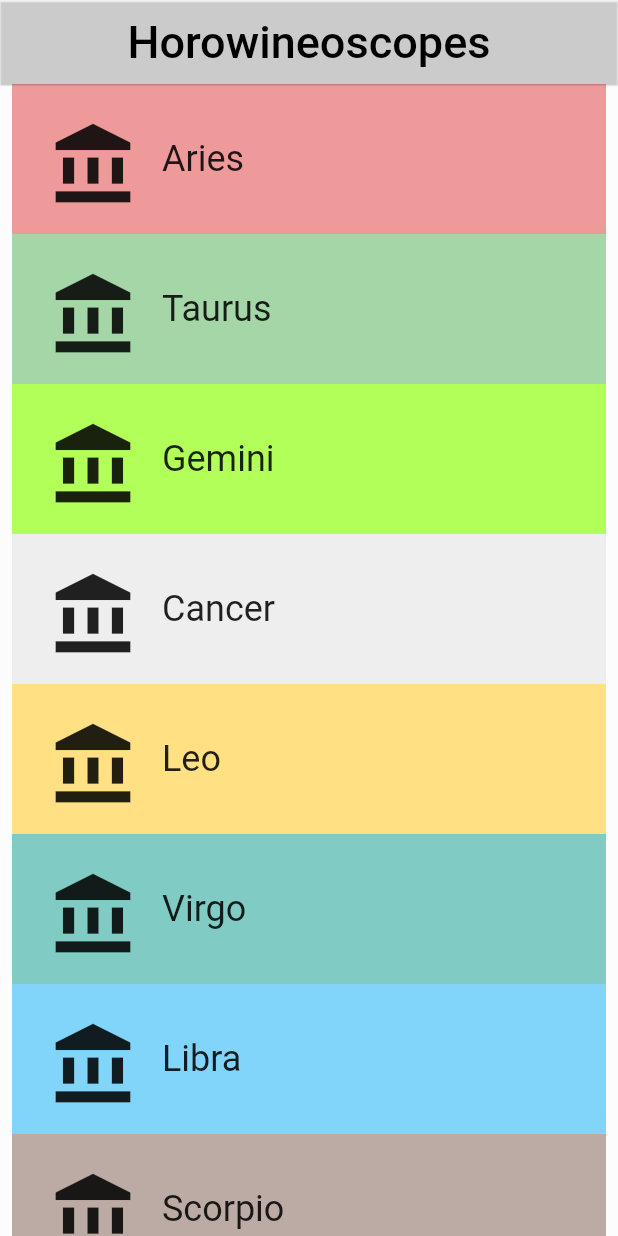
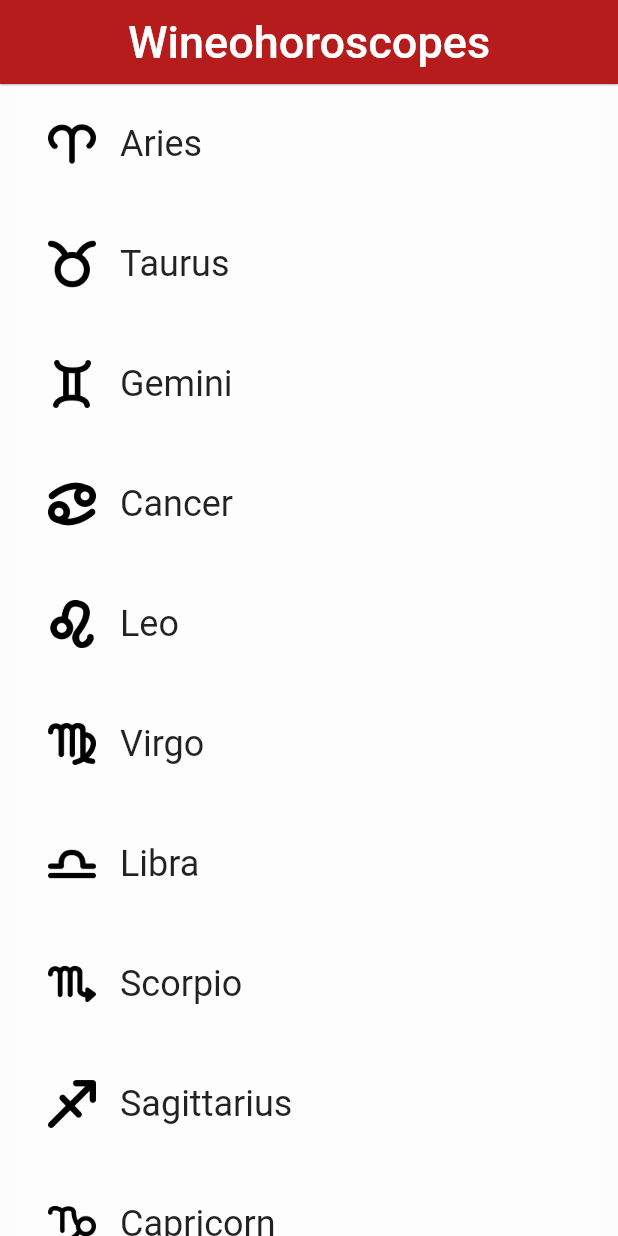
Before and after one commit to sofanisba/horoscockail, a Flutter app: the screen it shows after launch, on a phone screen of 412 x 824 dp. Run offline on Flutter 3.47's test engine with Material 2 defaults, Android fonts, the light colour scheme and no system bars.

Commit message:
add assets and route

```diff
--- a/lib/sign.dart
+++ b/lib/sign.dart
@@ -3,38 +3,52 @@ import 'package:meta/meta.dart';
 
 // We use an underscore to indicate that these variables are private.
 // See https://www.dartlang.org/guides/language/effective-dart/design#libraries
-final _rowHeight = 100.0;
+final _rowHeight = 80.0;
 final _borderRadius = BorderRadius.circular(_rowHeight / 2);
 
 class Sign extends StatelessWidget {
   final String name;
   final ColorSwatch color;
-  final IconData iconLocation;
+  final String icon;
 
   const Sign({
     Key key,
     @required this.name,
     @required this.color,
-    @required this.iconLocation,
+    @required this.icon,
   })  : assert(name != null),
         assert(color != null),
-        assert(iconLocation != null),
+        assert(icon != null),
         super(key: key);
+
+  void _navigateToHoroscope(BuildContext context) {
+    Navigator.of(context).push(MaterialPageRoute<Null>(
+      builder: (BuildContext context) {
+        return Scaffold(
+          appBar: AppBar(
+            elevation: 1.0,
+            title: Text(
+              name,
+              style: Theme.of(context).textTheme.display1,
+            ),
+            centerTitle: true,
+            backgroundColor: color,
+          )
+        );
+      }
+    ));
+  }
 
   @override
   Widget build(BuildContext context) {
     return Material(
-      color: Colors.transparent,
+      color: Colors.white30,
       child: Container(
         height: _rowHeight,
-        color: color[200],
         child: InkWell(
           borderRadius: _borderRadius,
-          highlightColor: color,
           splashColor: color,
-          onTap: () {
-            print(color);
-          },
+          onTap: () => _navigateToHoroscope(context),
           child: Padding(
             padding: EdgeInsets.all(8.0),
             child: Row(
@@ -42,10 +56,7 @@ class Sign extends StatelessWidget {
               children: [
                 Padding(
                   padding: EdgeInsets.all(16.0),
-                  child: Icon(
-                    iconLocation,
-                    size: 60.0,
-                  ),
+                  child: Image.asset(icon)
                 ),
                 Center(
                   child: Text(
--- a/lib/signs_route.dart
+++ b/lib/signs_route.dart
@@ -33,6 +33,21 @@ class SignsRoute extends StatelessWidget {
     Colors.yellow,
   ];
 
+  static const _icons = <String>[
+    'assets/aries.png',
+    'assets/taurus.png',
+    'assets/gemini.png',
+    'assets/cancer.png',
+    'assets/leo.png',
+    'assets/virgo.png',
+    'assets/libra.png',
+    'assets/scorpio.png',
+    'assets/sagittarius.png',
+    'assets/capricorn.png',
+    'assets/aquarius.png',
+    'assets/pisces.png',
+  ];
+
   Widget _buildCategoryWidgets(List<Widget> signs) {
     return ListView.builder(
       itemBuilder: (BuildContext context, int index) => signs[index],
@@ -48,7 +63,7 @@ class SignsRoute extends StatelessWidget {
       signs.add(Sign(
         name: _signNames[i],
         color: _colors[i],
-        iconLocation: Icons.account_balance
+        icon: _icons[i]
       ));
     }
 
@@ -61,14 +76,14 @@ class SignsRoute extends StatelessWidget {
     final appBar = AppBar(
       elevation: 0.5,
       title: Text(
-        'Horowineoscopes',
+        'Wineohoroscopes',
         style: TextStyle(
-          color: Colors.black,
+          color: Colors.white,
           fontSize: 30.0
         ),
       ),
       centerTitle: true,
-      backgroundColor: Colors.white30
+      backgroundColor: Colors.red[900]
     );
 
     return Scaffold(
```
Also changed, not shown: pubspec.yaml (+13 -3 lines), assets/aquarius.png (added), assets/aries.png (added), assets/cancer.png (added), assets/capricorn.png (added), assets/gemini.png (added), assets/leo.png (added), assets/libra.png (added), assets/pisces.png (added), assets/sagittarius.png (added), assets/scorpio.png (added), assets/taurus.png (added), assets/virgo.png (added).
